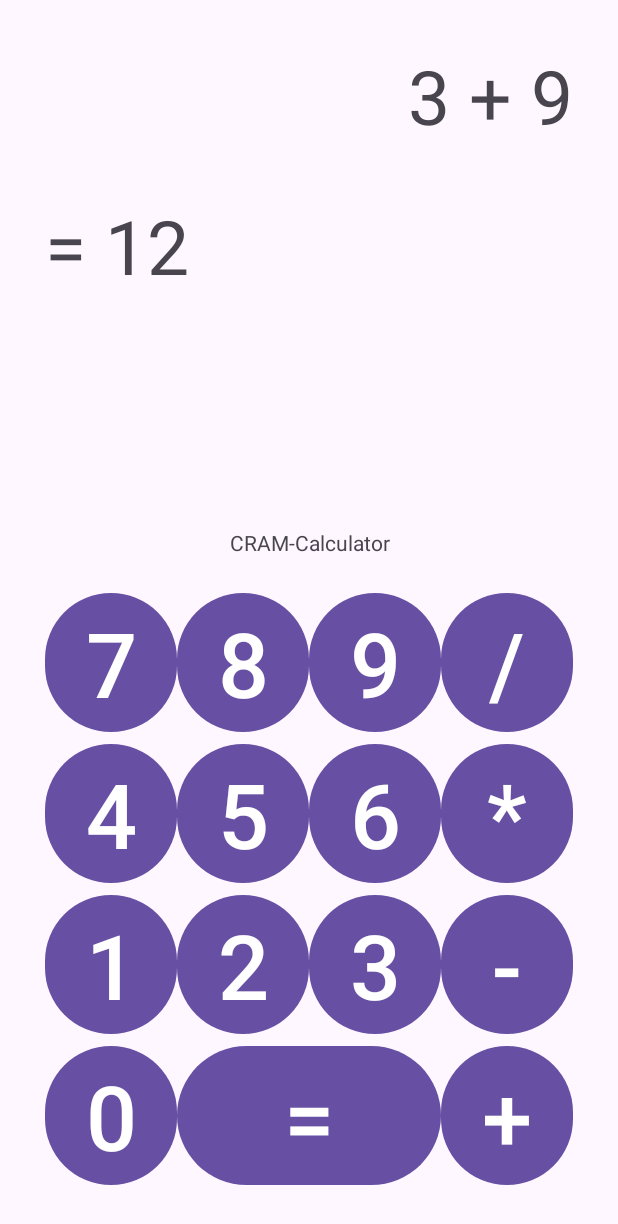
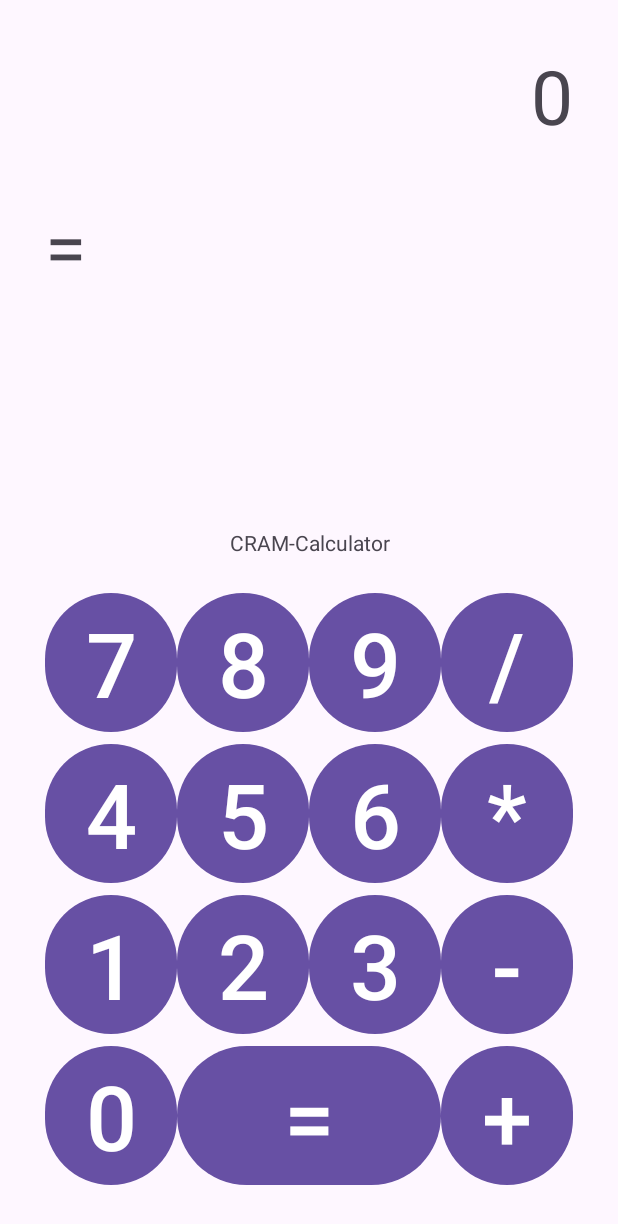
Before and after one commit to CharlsMikhail/PPDM-Practicas, an Android app: the screen it shows after launch (MainActivity), on a phone screen of 412 x 824 dp. Shown: the top 1224 px of the screen. Run offline under Robolectric (Android 15) with nearby library versions, the phone set to English and light mode, and no system bars.

Commit message:
update activity_main.xml and strings.xml, eliminamos el harcodeo

```diff
--- a/PRACTICA 3/2_CalculadoraBasica/app/src/main/res/layout/activity_main.xml
+++ b/PRACTICA 3/2_CalculadoraBasica/app/src/main/res/layout/activity_main.xml
@@ -14,7 +14,7 @@
         android:layout_width="match_parent"
         android:layout_height="100dp"
         android:paddingBottom="30dp"
-        android:text="3 + 9"
+        android:text="@string/btn_0"
         android:textAlignment="textEnd"
         style="@style/TextEstilo" />
 
@@ -24,7 +24,7 @@
         android:layout_width="match_parent"
         android:layout_height="100dp"
         android:paddingBottom="30dp"
-        android:text="= 12"
+        android:text="@string/btn_equal"
         android:layout_below="@id/txt_input"
         style="@style/TextEstilo" />
 
@@ -33,7 +33,7 @@
         android:layout_width="match_parent"
         android:layout_height="wrap_content"
         android:paddingBottom="20dp"
-        android:text="CRAM-Calculator"
+        android:text="@string/app_name"
         android:textAlignment="center"
         android:layout_above="@id/gd_cal"/>
 
--- a/PRACTICA 3/2_CalculadoraBasica/app/src/main/res/values/strings.xml
+++ b/PRACTICA 3/2_CalculadoraBasica/app/src/main/res/values/strings.xml
@@ -1,6 +1,5 @@
 <resources>
-    <string name="app_name">2_CalculadoraBasica</string>
-
+    <string name="app_name">CRAM-Calculator</string>
     <string name="btn_0">0</string>
     <string name="btn_1">1</string>
     <string name="btn_2">2</string>
```
